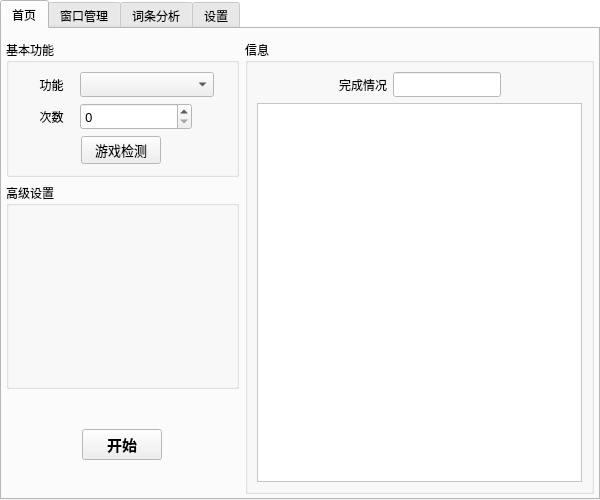
This is src/ui/mainui.ui in AquamarineCyan/OnmyojiDesktopAssistant as Qt 5 draws it before an edit. The edited form follows.
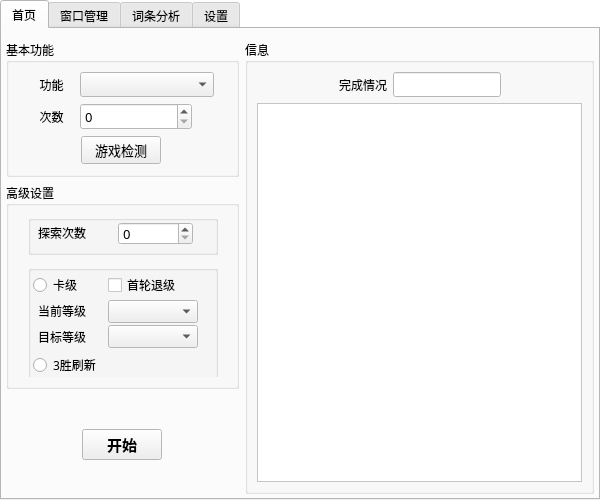
This is the edited form. The open tabs and pages were chosen to show the change.

```diff
--- a/src/ui/mainui.ui
+++ b/src/ui/mainui.ui
@@ -694,6 +694,157 @@
                </attribute>
               </widget>
              </widget>
+             <widget class="QWidget" name="_6_huijuan">
+              <widget class="QGroupBox" name="groupBox_huijuan_jiejietupo">
+               <property name="geometry">
+                <rect>
+                 <x>10</x>
+                 <y>50</y>
+                 <width>190</width>
+                 <height>125</height>
+                </rect>
+               </property>
+               <widget class="QLabel" name="label_huijuan_jiejietupo_target_level">
+                <property name="geometry">
+                 <rect>
+                  <x>10</x>
+                  <y>62</y>
+                  <width>48</width>
+                  <height>20</height>
+                 </rect>
+                </property>
+                <property name="text">
+                 <string>目标等级</string>
+                </property>
+               </widget>
+               <widget class="QLabel" name="label_huijuan_jiejietupo_current_level">
+                <property name="geometry">
+                 <rect>
+                  <x>10</x>
+                  <y>36</y>
+                  <width>55</width>
+                  <height>20</height>
+                 </rect>
+                </property>
+                <property name="text">
+                 <string>当前等级</string>
+                </property>
+               </widget>
+               <widget class="QRadioButton" name="button_huijuan_jiejietupo_switch_level">
+                <property name="geometry">
+                 <rect>
+                  <x>5</x>
+                  <y>10</y>
+                  <width>70</width>
+                  <height>20</height>
+                 </rect>
+                </property>
+                <property name="text">
+                 <string>卡级</string>
+                </property>
+                <attribute name="buttonGroup">
+                 <string notr="true">buttonGroup_huijuan_jiejietupo_switch</string>
+                </attribute>
+               </widget>
+               <widget class="QComboBox" name="comboBox_huijuan_jiejietupo_current_level">
+                <property name="geometry">
+                 <rect>
+                  <x>80</x>
+                  <y>35</y>
+                  <width>90</width>
+                  <height>23</height>
+                 </rect>
+                </property>
+               </widget>
+               <widget class="QComboBox" name="comboBox_huijuan_jiejietupo_target_level">
+                <property name="geometry">
+                 <rect>
+                  <x>80</x>
+                  <y>60</y>
+                  <width>90</width>
+                  <height>23</height>
+                 </rect>
+                </property>
+               </widget>
+               <widget class="QCheckBox" name="button_huijuan_jiejietupo_fail">
+                <property name="geometry">
+                 <rect>
+                  <x>80</x>
+                  <y>10</y>
+                  <width>90</width>
+                  <height>20</height>
+                 </rect>
+                </property>
+                <property name="text">
+                 <string>首轮退级</string>
+                </property>
+               </widget>
+               <widget class="QRadioButton" name="button_huijuan_jiejietupo_switch_rule">
+                <property name="geometry">
+                 <rect>
+                  <x>5</x>
+                  <y>90</y>
+                  <width>70</width>
+                  <height>20</height>
+                 </rect>
+                </property>
+                <property name="text">
+                 <string>3胜刷新</string>
+                </property>
+                <attribute name="buttonGroup">
+                 <string notr="true">buttonGroup_huijuan_jiejietupo_switch</string>
+                </attribute>
+               </widget>
+              </widget>
+              <widget class="QGroupBox" name="groupBox_huijuan_tansuo">
+               <property name="geometry">
+                <rect>
+                 <x>10</x>
+                 <y>0</y>
+                 <width>190</width>
+                 <height>40</height>
+                </rect>
+               </property>
+               <widget class="QLabel" name="huijuan_tansuo_label_numbers">
+                <property name="geometry">
+                 <rect>
+                  <x>10</x>
+                  <y>0</y>
+                  <width>60</width>
+                  <height>35</height>
+                 </rect>
+                </property>
+                <property name="text">
+                 <string>探索次数</string>
+                </property>
+               </widget>
+               <widget class="QSpinBox" name="huijuan_tansuo_spin_times">
+                <property name="geometry">
+                 <rect>
+                  <x>90</x>
+                  <y>7</y>
+                  <width>75</width>
+                  <height>23</height>
+                 </rect>
+                </property>
+                <property name="minimumSize">
+                 <size>
+                  <width>60</width>
+                  <height>0</height>
+                 </size>
+                </property>
+                <property name="font">
+                 <font>
+                  <family>宋体</family>
+                  <pointsize>10</pointsize>
+                 </font>
+                </property>
+                <property name="maximum">
+                 <number>999</number>
+                </property>
+               </widget>
+              </widget>
+             </widget>
             </widget>
            </item>
           </layout>
```
Left out of the diff: 55 changed lines with no effect on the pictures.
